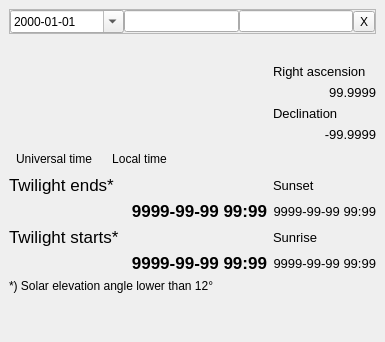
Qt form source/cpp/CSunDockWidget.ui (dmotl/ephemerides) before a commit.
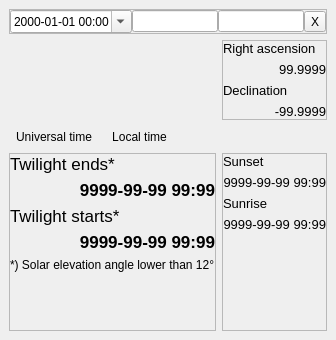
The same form after that commit.

Commit message: Added new tools: Julian date converter, Heliocentric correction and AirMass

What changed in the file:
```diff
--- a/source/cpp/CSunDockWidget.ui
+++ b/source/cpp/CSunDockWidget.ui
@@ -6,8 +6,8 @@
    <rect>
     <x>0</x>
     <y>0</y>
-    <width>385</width>
-    <height>342</height>
+    <width>329</width>
+    <height>340</height>
    </rect>
   </property>
   <property name="windowTitle">
@@ -15,18 +15,21 @@
   </property>
   <widget class="QWidget" name="dockWidgetContents">
    <layout class="QGridLayout" name="gridLayout">
-    <item row="0" column="0" colspan="2">
-     <widget class="QFrame" name="frame">
+    <item row="5" column="0">
+     <widget class="QFrame" name="frame_4">
+      <property name="sizePolicy">
+       <sizepolicy hsizetype="Expanding" vsizetype="Expanding">
+        <horstretch>0</horstretch>
+        <verstretch>0</verstretch>
+       </sizepolicy>
+      </property>
       <property name="frameShape">
        <enum>QFrame::StyledPanel</enum>
       </property>
       <property name="frameShadow">
        <enum>QFrame::Raised</enum>
       </property>
-      <layout class="QHBoxLayout" name="horizontalLayout_2">
-       <property name="spacing">
-        <number>0</number>
-       </property>
+      <layout class="QVBoxLayout" name="verticalLayout_3">
        <property name="leftMargin">
         <number>0</number>
        </property>
@@ -40,214 +43,85 @@
         <number>0</number>
        </property>
        <item>
-        <widget class="QDateEdit" name="dateEdit">
-         <property name="sizePolicy">
-          <sizepolicy hsizetype="Expanding" vsizetype="Fixed">
-           <horstretch>1</horstretch>
-           <verstretch>0</verstretch>
-          </sizepolicy>
+        <widget class="QLabel" name="twilightEndLabel">
+         <property name="font">
+          <font>
+           <pointsize>13</pointsize>
+          </font>
          </property>
-         <property name="displayFormat">
-          <string notr="true">yyyy-MM-dd</string>
+         <property name="text">
+          <string>Twilight ends*</string>
          </property>
-         <property name="calendarPopup">
-          <bool>true</bool>
+        </widget>
+       </item>
+       <item>
+        <widget class="QLabel" name="twilightEnd">
+         <property name="font">
+          <font>
+           <pointsize>13</pointsize>
+           <bold>true</bold>
+          </font>
          </property>
+         <property name="text">
+          <string notr="true">9999-99-99 99:99</string>
+         </property>
+         <property name="alignment">
+          <set>Qt::AlignRight|Qt::AlignTrailing|Qt::AlignVCenter</set>
+         </property>
         </widget>
        </item>
        <item>
-        <widget class="QLineEdit" name="lonEdit">
-         <property name="sizePolicy">
-          <sizepolicy hsizetype="Expanding" vsizetype="Fixed">
-           <horstretch>1</horstretch>
-           <verstretch>0</verstretch>
-          </sizepolicy>
+        <widget class="QLabel" name="twilightStartLabel">
+         <property name="font">
+          <font>
+           <pointsize>13</pointsize>
+          </font>
          </property>
-         <property name="maxLength">
-          <number>128</number>
+         <property name="text">
+          <string>Twilight starts*</string>
          </property>
         </widget>
        </item>
        <item>
-        <widget class="QLineEdit" name="latEdit">
-         <property name="sizePolicy">
-          <sizepolicy hsizetype="Expanding" vsizetype="Fixed">
-           <horstretch>1</horstretch>
-           <verstretch>0</verstretch>
-          </sizepolicy>
+        <widget class="QLabel" name="twilightStart">
+         <property name="font">
+          <font>
+           <pointsize>13</pointsize>
+           <bold>true</bold>
+          </font>
          </property>
-         <property name="maxLength">
-          <number>128</number>
+         <property name="text">
+          <string notr="true">9999-99-99 99:99</string>
          </property>
+         <property name="alignment">
+          <set>Qt::AlignRight|Qt::AlignTrailing|Qt::AlignVCenter</set>
+         </property>
         </widget>
        </item>
        <item>
-        <widget class="QToolButton" name="resetButton">
+        <widget class="QLabel" name="noteLabel">
          <property name="text">
-          <string notr="true">X</string>
+          <string>*) Solar elevation angle lower than 12°</string>
          </property>
         </widget>
        </item>
+       <item>
+        <spacer name="verticalSpacer_2">
+         <property name="orientation">
+          <enum>Qt::Vertical</enum>
+         </property>
+         <property name="sizeHint" stdset="0">
+          <size>
+           <width>20</width>
+           <height>40</height>
+          </size>
+         </property>
+        </spacer>
+       </item>
       </layout>
      </widget>
     </item>
-    <item row="13" column="1">
-     <widget class="QLabel" name="sunrise">
-      <property name="font">
-       <font>
-        <pointsize>10</pointsize>
-       </font>
-      </property>
-      <property name="text">
-       <string notr="true">9999-99-99 99:99</string>
-      </property>
-      <property name="alignment">
-       <set>Qt::AlignRight|Qt::AlignTrailing|Qt::AlignVCenter</set>
-      </property>
-     </widget>
-    </item>
-    <item row="12" column="1">
-     <widget class="QLabel" name="sunriseLabel">
-      <property name="font">
-       <font>
-        <pointsize>10</pointsize>
-       </font>
-      </property>
-      <property name="text">
-       <string>Sunrise</string>
-      </property>
-     </widget>
-    </item>
-    <item row="7" column="1">
-     <widget class="QLabel" name="declLabel">
-      <property name="font">
-       <font>
-        <pointsize>10</pointsize>
-        <bold>false</bold>
-       </font>
-      </property>
-      <property name="text">
-       <string>Declination</string>
-      </property>
-     </widget>
-    </item>
-    <item row="13" column="0">
-     <widget class="QLabel" name="twilightStart">
-      <property name="font">
-       <font>
-        <pointsize>13</pointsize>
-        <bold>true</bold>
-       </font>
-      </property>
-      <property name="text">
-       <string notr="true">9999-99-99 99:99</string>
-      </property>
-      <property name="alignment">
-       <set>Qt::AlignRight|Qt::AlignTrailing|Qt::AlignVCenter</set>
-      </property>
-     </widget>
-    </item>
-    <item row="11" column="0">
-     <widget class="QLabel" name="twilightEnd">
-      <property name="font">
-       <font>
-        <pointsize>13</pointsize>
-        <bold>true</bold>
-       </font>
-      </property>
-      <property name="text">
-       <string notr="true">9999-99-99 99:99</string>
-      </property>
-      <property name="alignment">
-       <set>Qt::AlignRight|Qt::AlignTrailing|Qt::AlignVCenter</set>
-      </property>
-     </widget>
-    </item>
-    <item row="8" column="1">
-     <widget class="QLabel" name="decl">
-      <property name="font">
-       <font>
-        <pointsize>10</pointsize>
-        <bold>false</bold>
-       </font>
-      </property>
-      <property name="text">
-       <string notr="true">-99.9999</string>
-      </property>
-      <property name="alignment">
-       <set>Qt::AlignRight|Qt::AlignTrailing|Qt::AlignVCenter</set>
-      </property>
-     </widget>
-    </item>
-    <item row="6" column="1">
-     <widget class="QLabel" name="rasc">
-      <property name="font">
-       <font>
-        <pointsize>10</pointsize>
-        <bold>false</bold>
-       </font>
-      </property>
-      <property name="text">
-       <string notr="true">99.9999</string>
-      </property>
-      <property name="alignment">
-       <set>Qt::AlignRight|Qt::AlignTrailing|Qt::AlignVCenter</set>
-      </property>
-     </widget>
-    </item>
-    <item row="10" column="1">
-     <widget class="QLabel" name="sunsetLabel">
-      <property name="font">
-       <font>
-        <pointsize>10</pointsize>
-       </font>
-      </property>
-      <property name="text">
-       <string>Sunset</string>
-      </property>
-     </widget>
-    </item>
-    <item row="15" column="1">
-     <spacer name="verticalSpacer">
-      <property name="orientation">
-       <enum>Qt::Vertical</enum>
-      </property>
-      <property name="sizeHint" stdset="0">
-       <size>
-        <width>20</width>
-        <height>40</height>
-       </size>
-      </property>
-     </spacer>
-    </item>
-    <item row="11" column="1">
-     <widget class="QLabel" name="sunset">
-      <property name="font">
-       <font>
-        <pointsize>10</pointsize>
-       </font>
-      </property>
-      <property name="text">
-       <string notr="true">9999-99-99 99:99</string>
-      </property>
-      <property name="alignment">
-       <set>Qt::AlignRight|Qt::AlignTrailing|Qt::AlignVCenter</set>
-      </property>
-     </widget>
-    </item>
-    <item row="10" column="0">
-     <widget class="QLabel" name="twilightEndLabel">
-      <property name="font">
-       <font>
-        <pointsize>13</pointsize>
-       </font>
-      </property>
-      <property name="text">
-       <string>Twilight ends*</string>
-      </property>
-     </widget>
-    </item>
-    <item row="9" column="0">
+    <item row="4" column="0">
      <layout class="QHBoxLayout" name="horizontalLayout">
       <item>
        <widget class="QToolButton" name="universalTimeButton">
@@ -299,39 +173,187 @@
       </item>
      </layout>
     </item>
+    <item row="2" column="1">
+     <widget class="QFrame" name="frame_2">
+      <property name="sizePolicy">
+       <sizepolicy hsizetype="Expanding" vsizetype="Preferred">
+        <horstretch>0</horstretch>
+        <verstretch>0</verstretch>
+       </sizepolicy>
+      </property>
+      <property name="frameShape">
+       <enum>QFrame::StyledPanel</enum>
+      </property>
+      <property name="frameShadow">
+       <enum>QFrame::Raised</enum>
+      </property>
+      <layout class="QVBoxLayout" name="verticalLayout">
+       <property name="leftMargin">
+        <number>0</number>
+       </property>
+       <property name="topMargin">
+        <number>0</number>
+       </property>
+       <property name="rightMargin">
+        <number>0</number>
+       </property>
+       <property name="bottomMargin">
+        <number>0</number>
+       </property>
+       <item>
+        <widget class="QLabel" name="rascLabel">
+         <property name="font">
+          <font>
+           <pointsize>10</pointsize>
+           <bold>false</bold>
+          </font>
+         </property>
+         <property name="text">
+          <string>Right ascension</string>
+         </property>
+        </widget>
+       </item>
+       <item>
+        <widget class="QLabel" name="rasc">
+         <property name="font">
+          <font>
+           <pointsize>10</pointsize>
+           <bold>false</bold>
+          </font>
+         </property>
+         <property name="text">
+          <string notr="true">99.9999</string>
+         </property>
+         <property name="alignment">
+          <set>Qt::AlignRight|Qt::AlignTrailing|Qt::AlignVCenter</set>
+         </property>
+        </widget>
+       </item>
+       <item>
+        <widget class="QLabel" name="declLabel">
+         <property name="font">
+          <font>
+           <pointsize>10</pointsize>
+           <bold>false</bold>
+          </font>
+         </property>
+         <property name="text">
+          <string>Declination</string>
+         </property>
+        </widget>
+       </item>
+       <item>
+        <widget class="QLabel" name="decl">
+         <property name="font">
+          <font>
+           <pointsize>10</pointsize>
+           <bold>false</bold>
+          </font>
+         </property>
+         <property name="text">
+          <string notr="true">-99.9999</string>
+         </property>
+         <property name="alignment">
+          <set>Qt::AlignRight|Qt::AlignTrailing|Qt::AlignVCenter</set>
+         </property>
+        </widget>
+       </item>
+      </layout>
+     </widget>
+    </item>
     <item row="5" column="1">
-     <widget class="QLabel" name="rascLabel">
-      <property name="font">
-       <font>
-        <pointsize>10</pointsize>
-        <bold>false</bold>
-       </font>
+     <widget class="QFrame" name="frame_3">
+      <property name="frameShape">
+       <enum>QFrame::StyledPanel</enum>
       </property>
-      <property name="text">
-       <string>Right ascension</string>
+      <property name="frameShadow">
+       <enum>QFrame::Raised</enum>
       </property>
+      <layout class="QVBoxLayout" name="verticalLayout_2">
+       <property name="leftMargin">
+        <number>0</number>
+       </property>
+       <property name="topMargin">
+        <number>0</number>
+       </property>
+       <property name="rightMargin">
+        <number>0</number>
+       </property>
+       <property name="bottomMargin">
+        <number>0</number>
+       </property>
+       <item>
+        <widget class="QLabel" name="sunsetLabel">
+         <property name="font">
+          <font>
+           <pointsize>10</pointsize>
+          </font>
+         </property>
+         <property name="text">
+          <string>Sunset</string>
+         </property>
+        </widget>
+       </item>
+       <item>
+        <widget class="QLabel" name="sunset">
+         <property name="font">
+          <font>
+           <pointsize>10</pointsize>
+          </font>
+         </property>
+         <property name="text">
+          <string notr="true">9999-99-99 99:99</string>
+         </property>
+         <property name="alignment">
+          <set>Qt::AlignRight|Qt::AlignTrailing|Qt::AlignVCenter</set>
+         </property>
+        </widget>
+       </item>
+       <item>
+        <widget class="QLabel" name="sunriseLabel">
+         <property name="font">
+          <font>
+           <pointsize>10</pointsize>
+          </font>
+         </property>
+         <property name="text">
+          <string>Sunrise</string>
+         </property>
+        </widget>
+       </item>
+       <item>
+        <widget class="QLabel" name="sunrise">
+         <property name="font">
+          <font>
+           <pointsize>10</pointsize>
+          </font>
+         </property>
+         <property name="text">
+          <string notr="true">9999-99-99 99:99</string>
+         </property>
+         <property name="alignment">
+          <set>Qt::AlignRight|Qt::AlignTrailing|Qt::AlignVCenter</set>
+         </property>
+        </widget>
+       </item>
+       <item>
+        <spacer name="verticalSpacer">
+         <property name="orientation">
+          <enum>Qt::Vertical</enum>
+         </property>
+         <property name="sizeHint" stdset="0">
+          <size>
+           <width>20</width>
+           <height>40</height>
+          </size>
+         </property>
+        </spacer>
+       </item>
+      </layout>
      </widget>
     </item>
-    <item row="12" column="0">
-     <widget class="QLabel" name="twilightStartLabel">
-      <property name="font">
-       <font>
-        <pointsize>13</pointsize>
-       </font>
-      </property>
-      <property name="text">
-       <string>Twilight starts*</string>
-      </property>
-     </widget>
-    </item>
-    <item row="1" column="0" rowspan="8">
+    <item row="2" column="0">
      <widget class="QLabel" name="label">
-      <property name="sizePolicy">
-       <sizepolicy hsizetype="Expanding" vsizetype="Preferred">
-        <horstretch>0</horstretch>
-        <verstretch>0</verstretch>
-       </sizepolicy>
-      </property>
       <property name="text">
        <string notr="true"/>
       </property>
@@ -343,11 +365,80 @@
       </property>
      </widget>
     </item>
-    <item row="14" column="0" colspan="2">
-     <widget class="QLabel" name="noteLabel">
-      <property name="text">
-       <string>*) Solar elevation angle lower than 12°</string>
+    <item row="0" column="0" colspan="2">
+     <widget class="QFrame" name="frame">
+      <property name="frameShape">
+       <enum>QFrame::StyledPanel</enum>
       </property>
+      <property name="frameShadow">
+       <enum>QFrame::Raised</enum>
+      </property>
+      <layout class="QHBoxLayout" name="horizontalLayout_2">
+       <property name="spacing">
+        <number>0</number>
+       </property>
+       <property name="leftMargin">
+        <number>0</number>
+       </property>
+       <property name="topMargin">
+        <number>0</number>
+       </property>
+       <property name="rightMargin">
+        <number>0</number>
+       </property>
+       <property name="bottomMargin">
+        <number>0</number>
+       </property>
+       <item>
+        <widget class="QDateTimeEdit" name="dateTimeEdit">
+         <property name="sizePolicy">
+          <sizepolicy hsizetype="Expanding" vsizetype="Fixed">
+           <horstretch>1</horstretch>
+           <verstretch>0</verstretch>
+          </sizepolicy>
+         </property>
+         <property name="displayFormat">
+          <string notr="true">yyyy-MM-dd HH:mm</string>
+         </property>
+         <property name="calendarPopup">
+          <bool>true</bool>
+         </property>
+        </widget>
+       </item>
+       <item>
+        <widget class="QLineEdit" name="lonEdit">
+         <property name="sizePolicy">
+          <sizepolicy hsizetype="Expanding" vsizetype="Fixed">
+           <horstretch>1</horstretch>
+           <verstretch>0</verstretch>
+          </sizepolicy>
+         </property>
+         <property name="maxLength">
+          <number>128</number>
+         </property>
+        </widget>
+       </item>
+       <item>
+        <widget class="QLineEdit" name="latEdit">
+         <property name="sizePolicy">
+          <sizepolicy hsizetype="Expanding" vsizetype="Fixed">
+           <horstretch>1</horstretch>
+           <verstretch>0</verstretch>
+          </sizepolicy>
+         </property>
+         <property name="maxLength">
+          <number>128</number>
+         </property>
+        </widget>
+       </item>
+       <item>
+        <widget class="QToolButton" name="resetButton">
+         <property name="text">
+          <string notr="true">X</string>
+         </property>
+        </widget>
+       </item>
+      </layout>
      </widget>
     </item>
    </layout>
```
The commit also changes 30 other files.
